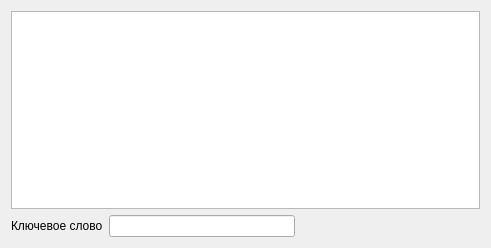
Before: the Qt Designer form playfaircipher.ui in smarttowel/crypto, drawn with Qt 5.
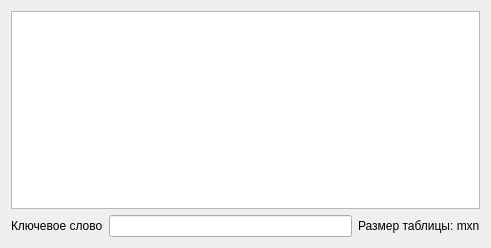
After: the same form once the commit is applied.

Patch:
```diff
--- a/playfaircipher.ui
+++ b/playfaircipher.ui
@@ -32,17 +32,11 @@
         <widget class="QLineEdit" name="keyLineEdit"/>
        </item>
        <item>
-        <spacer name="horizontalSpacer">
-         <property name="orientation">
-          <enum>Qt::Horizontal</enum>
+        <widget class="QLabel" name="label_2">
+         <property name="text">
+          <string>Размер таблицы: mxn</string>
          </property>
-         <property name="sizeHint" stdset="0">
-          <size>
-           <width>40</width>
-           <height>20</height>
-          </size>
-         </property>
-        </spacer>
+        </widget>
        </item>
       </layout>
      </item>
```
